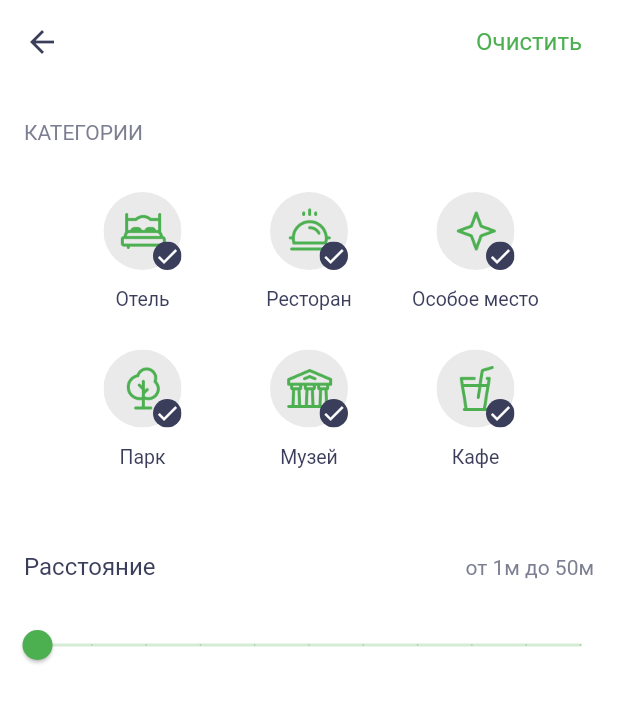
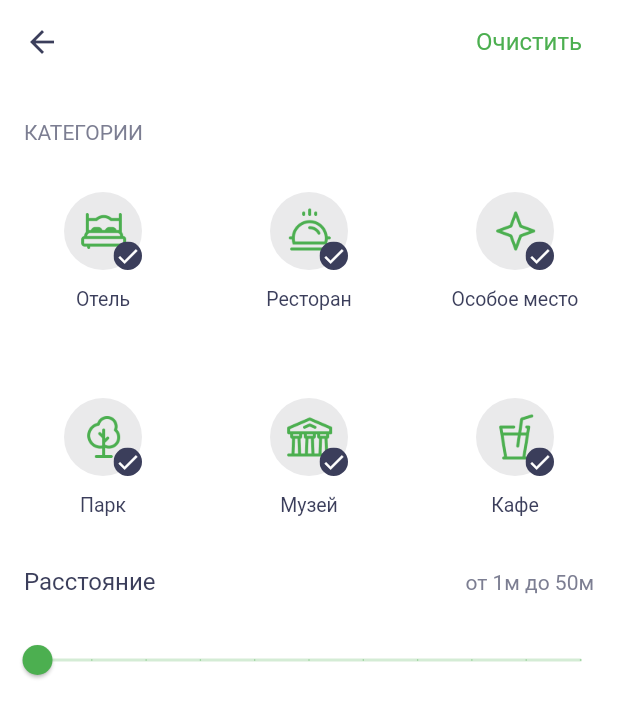
Before and after one commit to aadomin/places, a Flutter app: the FiltersScreen screen opened by its route, on a phone screen of 412 x 824 dp. Shown: the top 718 px of the screen. Run offline on Flutter 3.47's test engine with Material 2 defaults, Android fonts, the phone set to English and light mode, and no system bars; network calls fail.

```diff
--- a/lib/ui/screens/filters_screen.dart
+++ b/lib/ui/screens/filters_screen.dart
@@ -70,13 +70,12 @@ class _FiltersScreenState extends State<FiltersScreen> {
                 ),
               ),
             ),
-            Padding(
+            SizedBox(
+              height: 240,
+              child: Padding(
                 padding: const EdgeInsets.fromLTRB(0, 0, 0, 0),
-              child: Wrap(
-                direction: Axis.horizontal,
-                spacing: 1.0,
-                runSpacing: 10.0,
-                alignment: WrapAlignment.spaceEvenly,
+                child: GridView.count(
+                  crossAxisCount: 3,
                   children: [
                     for (var i in _filterItemsIndexes)
                       SizedBox(
@@ -142,9 +141,8 @@ class _FiltersScreenState extends State<FiltersScreen> {
                   ],
                 ),
               ),
-            Padding(
-              padding: const EdgeInsets.fromLTRB(0, 30, 0, 0),
-              child: ListTile(
+            ),
+            ListTile(
               title: Text(
                 'Расстояние',
                 style: TextStyle(
@@ -158,7 +156,6 @@ class _FiltersScreenState extends State<FiltersScreen> {
                 ),
               ),
               onTap: () {},
-              ),
             ),
             Slider(
               divisions: 10,
```
Lines whose indentation alone changed are shown as unchanged.
